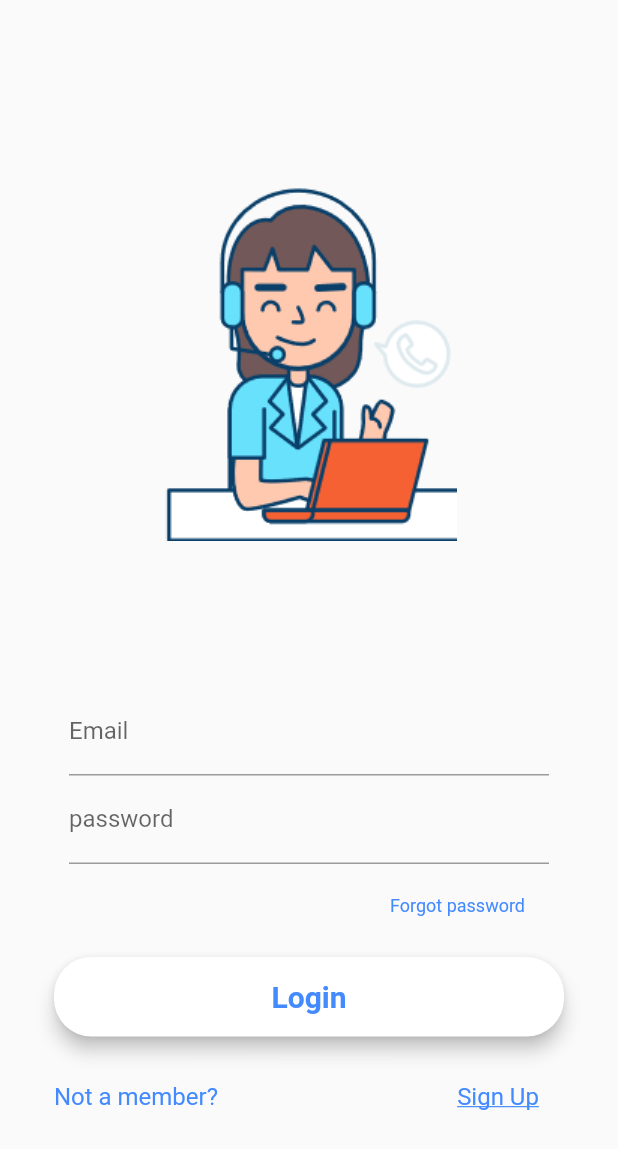
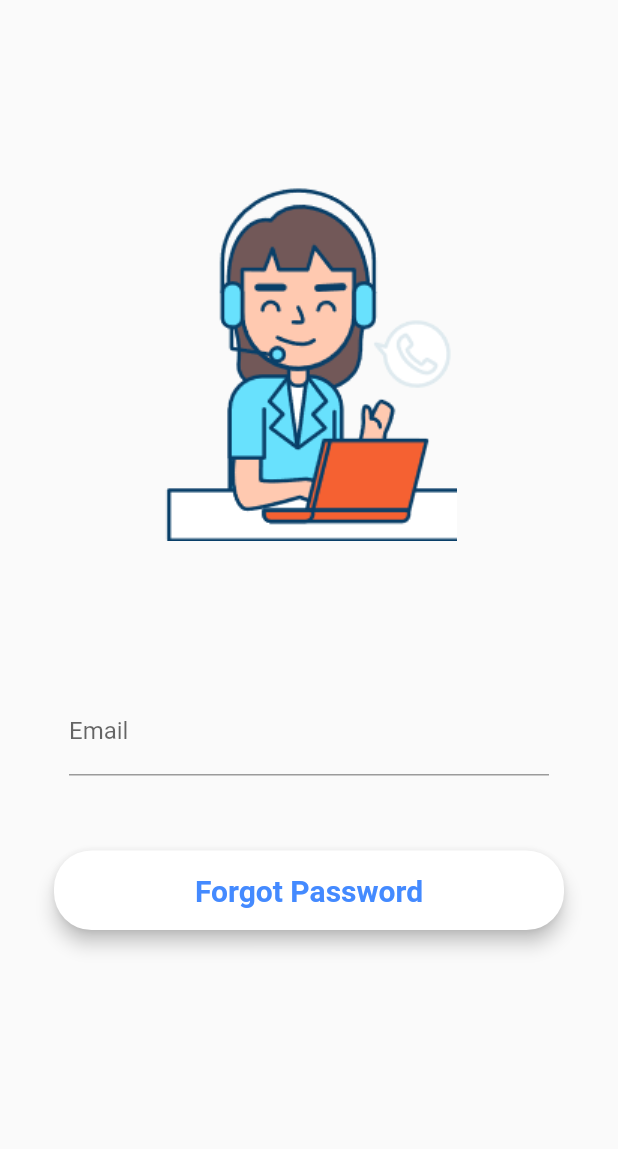
Before and after one commit to StephenMoreno/Sos-Flutter, a Flutter app: the Login screen opened by its route, after a tap on "Forgot password", on a phone screen of 412 x 824 dp. Shown: the top 1149 px of the screen. Run offline on Flutter 3.47's test engine with Material 2 defaults, Android fonts, the phone set to English and light mode, and no system bars; our stand-ins replace cloud_firestore, firebase_auth, firebase_core; accounts and stored records are empty.

Commit message:
Forgot password  -Ui  -Functions

```diff
--- a/lib/theme/routes.dart
+++ b/lib/theme/routes.dart
@@ -3,6 +3,7 @@ import 'package:flutter_app/views/login_screen.dart';
 import 'package:flutter_app/views/register_screen.dart';
 import 'package:flutter_app/views/home.dart';
 import 'package:flutter_app/views/profile_Comp.dart';
+import 'package:flutter_app/views/F_Password_screen.dart';
 
 class AppRoutes{
   AppRoutes._();
@@ -11,6 +12,7 @@ class AppRoutes{
   static const String authRegister ='/auth-register';
   static const String home ='/home';
   static const String profileComp ='/profileComp';
+  static const String forgotPassword ='/forgotPassword';
 
   static Map<String ,WidgetBuilder> define(){
     return{
@@ -18,6 +20,8 @@ class AppRoutes{
       authRegister:(context) => Register(),
       home:(context)=>Home(),
       profileComp:(context) =>ProfileComp(),
+      forgotPassword:(context) =>ForgetPassword(),
+
     };
   }
 }
--- /dev/null
+++ b/lib/views/F_Password_screen.dart
@@ -0,0 +1,119 @@
+import 'package:flutter/cupertino.dart';
+import 'package:flutter/material.dart';
+import 'package:flutter_app/theme/routes.dart';
+import 'package:firebase_auth/firebase_auth.dart';
+
+
+class ForgetPassword extends StatefulWidget{
+
+  @override _ForgetPasswordViewState createState() =>_ForgetPasswordViewState();
+
+}
+
+class _ForgetPasswordViewState extends State<ForgetPassword> {
+  final _formKey = GlobalKey<FormState>();
+
+  TextEditingController _emailController;
+
+  String _email;
+
+  bool isSubmitting = false;
+
+  @override
+  Widget build(BuildContext context){
+    final mq = MediaQuery.of(context);
+
+    final logo = Image.asset(
+      "assets/logo.png",
+      height: mq.size.height / 2,
+    );
+
+    final emailField = TextFormField(
+
+      controller: _emailController,
+      keyboardType: TextInputType.emailAddress,
+      style: TextStyle(
+        color: Colors.blueAccent
+      ),
+      decoration: InputDecoration(
+        hintText: "something@example.com",
+        labelText: "Email",
+        hintStyle: TextStyle(
+          color: Colors.blueAccent
+        ),
+      ),onChanged: (value) {
+          setState(() {
+            _email = value.trim();
+         });
+        },
+    );
+
+
+
+    final fields = Padding(
+      padding: EdgeInsets.all(10.0),
+      child: Column(
+        mainAxisAlignment: MainAxisAlignment.start,
+        children: <Widget>[
+          emailField,
+        ],
+      ),
+    );
+    final loginButton = Material(
+      elevation: 5.0,
+      borderRadius: BorderRadius.circular(25.0),
+      color: Colors.white,
+      child: MaterialButton(
+        minWidth: mq.size.width / 1.2,
+        padding: EdgeInsets.fromLTRB(10.0, 15.0, 10.0, 15.0),
+        child: Text(
+          "Forgot Password",
+          textAlign: TextAlign.center,
+          style: TextStyle(
+            fontSize: 20.0,
+            color: Colors.blueAccent,
+            fontWeight: FontWeight.bold,
+          ),
+        ),
+        onPressed: () async {
+          final auth = FirebaseAuth.instance;
+          auth.sendPasswordResetEmail(email: _email);
+          showDialog(context: context,
+              builder: (BuildContext context){
+                return SimpleDialog(
+                  titlePadding: EdgeInsets.fromLTRB(24, 24, 24, 24),
+                  title:
+                  Text('We have sent a link to recover your password, please check your email.'),
+                  titleTextStyle:
+                  TextStyle(color: Colors.blueAccent, fontSize: 20.0),
+                );
+              });
+          Navigator.of(context).pushNamed(AppRoutes.authLogin);
+        }
+
+      ),
+    );
+
+
+    return Scaffold(
+      body: Form(
+        key: _formKey,
+        child:SingleChildScrollView(
+          padding: EdgeInsets.all(36),
+          child: Column(
+            mainAxisAlignment: MainAxisAlignment.spaceAround,
+            children: <Widget>[
+              logo,
+              fields,
+              Padding(padding: EdgeInsets.fromLTRB(0,20,0,20)),
+              loginButton
+
+            ],
+          ),
+        )
+
+      ),
+    );
+
+  }
+}
--- a/lib/views/login_screen.dart
+++ b/lib/views/login_screen.dart
@@ -84,7 +84,7 @@ class _LoginViewState extends State<Login> {
                 style: Theme.of(context).textTheme.caption.copyWith(color: Colors.blueAccent),
               ),
               onPressed: (){
-                //Ford
+                Navigator.of(context).pushNamed(AppRoutes.forgotPassword);
               },
             ),
           ],
```
